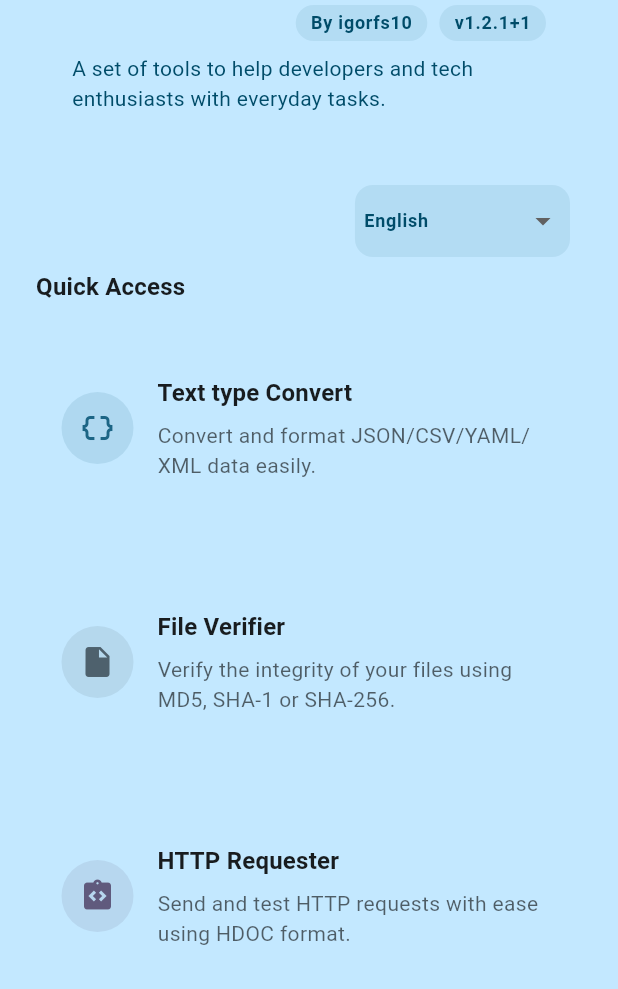
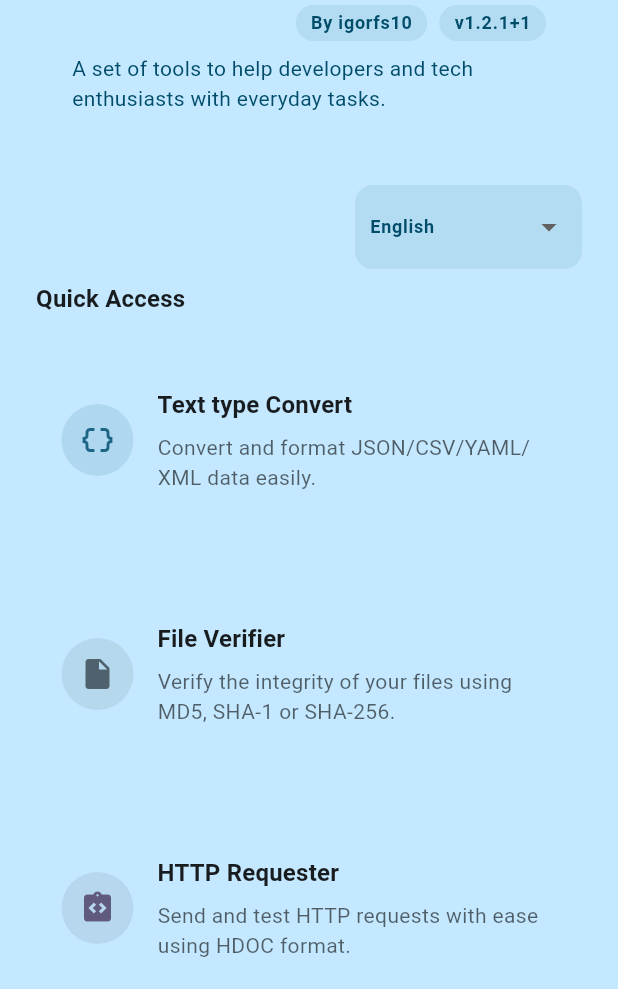
Before and after one commit to igorfs10/fluru_tools, a Flutter app: the screen it shows after launch, on a phone screen of 412 x 824 dp, the part 247-1236 px from its top. Run offline on Flutter 3.47's test engine with Material 3 defaults, Android fonts, the phone set to English and light mode, and no system bars; our stand-ins replace csv, file_picker, package_info_plus, web, yaml.

Commit message:
Improve locale selection logic in StartPage
Refines the logic for determining the effective locale by first matching both language and country code, then falling back to language-only matches. Also updates styling and simplifies the locale change handler in the locale selector dropdown.

```diff
--- a/lib/pages/start_page.dart
+++ b/lib/pages/start_page.dart
@@ -274,18 +274,27 @@ class StartPage extends StatelessWidget {
 class _LocaleSelector extends StatelessWidget {
   @override
   Widget build(BuildContext context) {
-    final color = Theme.of(context).colorScheme;
+    final scheme = Theme.of(context).colorScheme;
     final supported = AppLocalizations.supportedLocales;
     final current = Localizations.localeOf(context);
-    // Encontrar locale efetivo na lista suportada
-    Locale effective = supported.firstWhere(
-      (l) =>
-          l.languageCode == current.languageCode &&
-          (l.countryCode == current.countryCode ||
-              l.countryCode == null ||
-              current.countryCode == null),
-      orElse: () => supported.first,
-    );
+    Locale? exact;
+    for (final l in supported) {
+      if (l.languageCode == current.languageCode &&
+          l.countryCode == current.countryCode) {
+        exact = l;
+        break;
+      }
+    }
+    Locale? languageOnly;
+    if (exact == null) {
+      for (final l in supported) {
+        if (l.languageCode == current.languageCode && l.countryCode == null) {
+          languageOnly = l;
+          break;
+        }
+      }
+    }
+    final effective = exact ?? languageOnly ?? supported.first;
 
     String labelFor(Locale locale) {
       if (locale.languageCode == 'en') return 'English';
@@ -297,18 +306,16 @@ class _LocaleSelector extends StatelessWidget {
     }
 
     return Container(
-      margin: EdgeInsets.only(right: 8),
-      padding: EdgeInsets.symmetric(horizontal: 6),
       decoration: BoxDecoration(
-        color: color.onPrimaryContainer.withValues(alpha: .08),
+        color: scheme.onPrimaryContainer.withValues(alpha: .08),
         borderRadius: BorderRadius.circular(12),
       ),
+      padding: EdgeInsets.symmetric(horizontal: 10, vertical: 4),
       child: DropdownButtonHideUnderline(
         child: DropdownButton<Locale>(
           value: effective,
-          alignment: Alignment.centerLeft,
           style: Theme.of(context).textTheme.labelMedium?.copyWith(
-            color: color.onPrimaryContainer,
+            color: scheme.onPrimaryContainer,
             fontWeight: FontWeight.w600,
           ),
           items: supported.map((loc) {
@@ -318,9 +325,7 @@ class _LocaleSelector extends StatelessWidget {
             );
           }).toList(),
           onChanged: (loc) {
-            if (loc != null) {
-              setAppLocale(loc);
-            }
+            if (loc != null) setAppLocale(loc);
           },
         ),
       ),
@@ -411,7 +416,6 @@ class _ToolCard extends StatelessWidget {
 
 Future<void> _openExternal(String url) async {
   final uri = Uri.parse(url);
-  // Ignorar resultado; em falha poderia-se mostrar snackbar via global navigator key
   await launchUrl(uri, mode: LaunchMode.externalApplication);
 }
 
```
